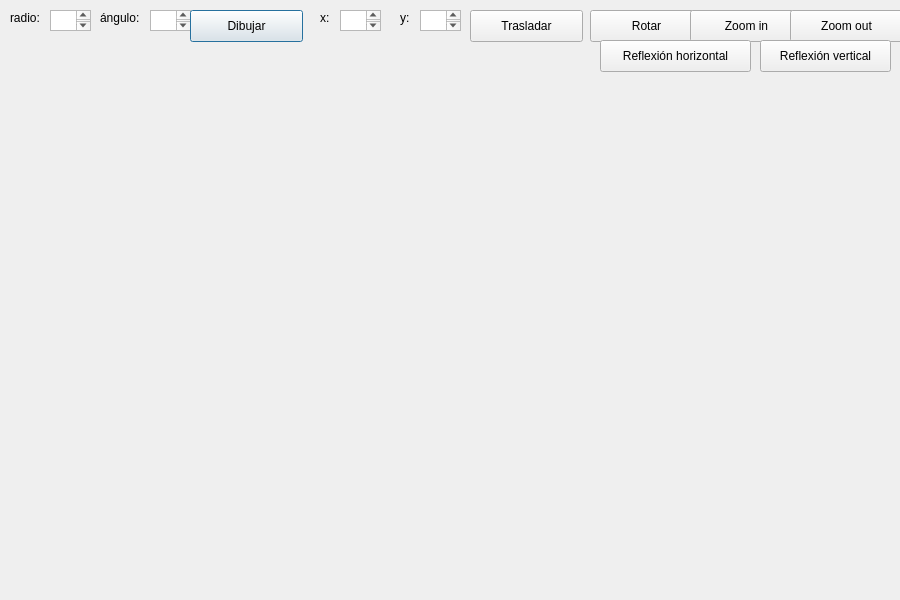
Above: arcos.ui from yocoHM/GeometriaComputacional before the change. Below: the same form after it.
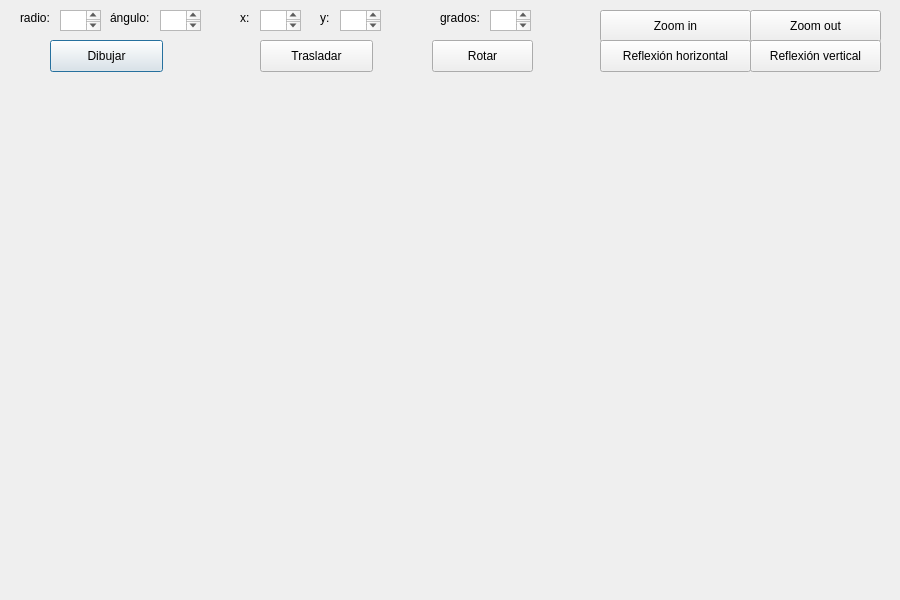
That is the form after the change.

Patch:
```diff
--- a/arcos.ui
+++ b/arcos.ui
@@ -16,7 +16,7 @@
   <widget class="QLabel" name="label">
    <property name="geometry">
     <rect>
-     <x>10</x>
+     <x>20</x>
      <y>10</y>
      <width>41</width>
      <height>16</height>
@@ -29,7 +29,7 @@
   <widget class="QLabel" name="label_2">
    <property name="geometry">
     <rect>
-     <x>100</x>
+     <x>110</x>
      <y>10</y>
      <width>51</width>
      <height>16</height>
@@ -42,7 +42,7 @@
   <widget class="QTextEdit" name="boxRadio">
    <property name="geometry">
     <rect>
-     <x>50</x>
+     <x>60</x>
      <y>10</y>
      <width>41</width>
      <height>21</height>
@@ -52,7 +52,7 @@
   <widget class="QTextEdit" name="boxAngulo">
    <property name="geometry">
     <rect>
-     <x>150</x>
+     <x>160</x>
      <y>10</y>
      <width>41</width>
      <height>21</height>
@@ -60,10 +60,13 @@
    </property>
   </widget>
   <widget class="QPushButton" name="pushButton">
+   <property name="enabled">
+    <bool>true</bool>
+   </property>
    <property name="geometry">
     <rect>
-     <x>190</x>
-     <y>10</y>
+     <x>50</x>
+     <y>40</y>
      <width>113</width>
      <height>32</height>
     </rect>
@@ -75,7 +78,7 @@
   <widget class="QLabel" name="label_3">
    <property name="geometry">
     <rect>
-     <x>320</x>
+     <x>240</x>
      <y>10</y>
      <width>41</width>
      <height>16</height>
@@ -88,7 +91,7 @@
   <widget class="QTextEdit" name="boxXinicio">
    <property name="geometry">
     <rect>
-     <x>340</x>
+     <x>260</x>
      <y>10</y>
      <width>41</width>
      <height>21</height>
@@ -98,7 +101,7 @@
   <widget class="QLabel" name="label_4">
    <property name="geometry">
     <rect>
-     <x>400</x>
+     <x>320</x>
      <y>10</y>
      <width>51</width>
      <height>16</height>
@@ -111,7 +114,7 @@
   <widget class="QTextEdit" name="boxYinicio">
    <property name="geometry">
     <rect>
-     <x>420</x>
+     <x>340</x>
      <y>10</y>
      <width>41</width>
      <height>21</height>
@@ -121,8 +124,8 @@
   <widget class="QPushButton" name="pushButton_2">
    <property name="geometry">
     <rect>
-     <x>470</x>
-     <y>10</y>
+     <x>260</x>
+     <y>40</y>
      <width>113</width>
      <height>32</height>
     </rect>
@@ -134,9 +137,9 @@
   <widget class="QPushButton" name="pushButton_3">
    <property name="geometry">
     <rect>
-     <x>590</x>
-     <y>10</y>
-     <width>113</width>
+     <x>432</x>
+     <y>40</y>
+     <width>101</width>
      <height>32</height>
     </rect>
    </property>
@@ -147,9 +150,9 @@
   <widget class="QPushButton" name="pushButton_4">
    <property name="geometry">
     <rect>
-     <x>690</x>
+     <x>600</x>
      <y>10</y>
-     <width>113</width>
+     <width>151</width>
      <height>32</height>
     </rect>
    </property>
@@ -160,9 +163,9 @@
   <widget class="QPushButton" name="pushButton_5">
    <property name="geometry">
     <rect>
-     <x>790</x>
+     <x>750</x>
      <y>10</y>
-     <width>113</width>
+     <width>131</width>
      <height>32</height>
     </rect>
    </property>
@@ -186,7 +189,7 @@
   <widget class="QPushButton" name="pushButton_7">
    <property name="geometry">
     <rect>
-     <x>760</x>
+     <x>750</x>
      <y>40</y>
      <width>131</width>
      <height>32</height>
@@ -196,6 +199,29 @@
     <string>Reflexión vertical</string>
    </property>
   </widget>
+  <widget class="QTextEdit" name="boxGrados">
+   <property name="geometry">
+    <rect>
+     <x>490</x>
+     <y>10</y>
+     <width>41</width>
+     <height>21</height>
+    </rect>
+   </property>
+  </widget>
+  <widget class="QLabel" name="label_5">
+   <property name="geometry">
+    <rect>
+     <x>440</x>
+     <y>10</y>
+     <width>51</width>
+     <height>16</height>
+    </rect>
+   </property>
+   <property name="text">
+    <string>grados:</string>
+   </property>
+  </widget>
  </widget>
  <resources/>
  <connections/>
```
